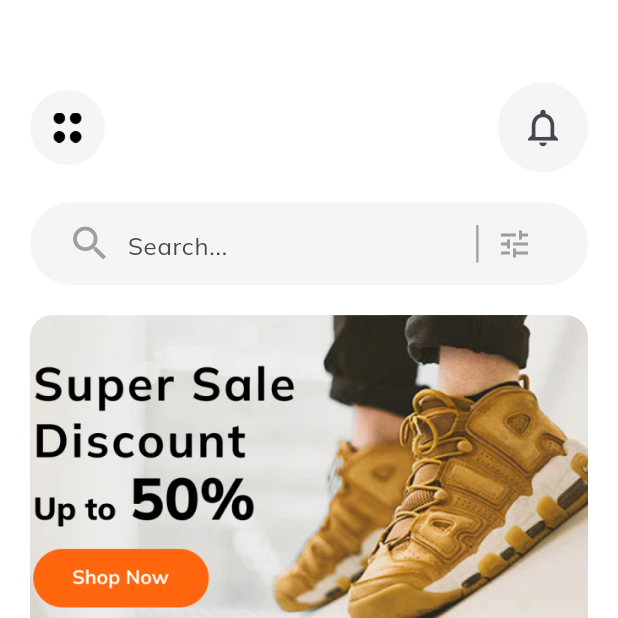
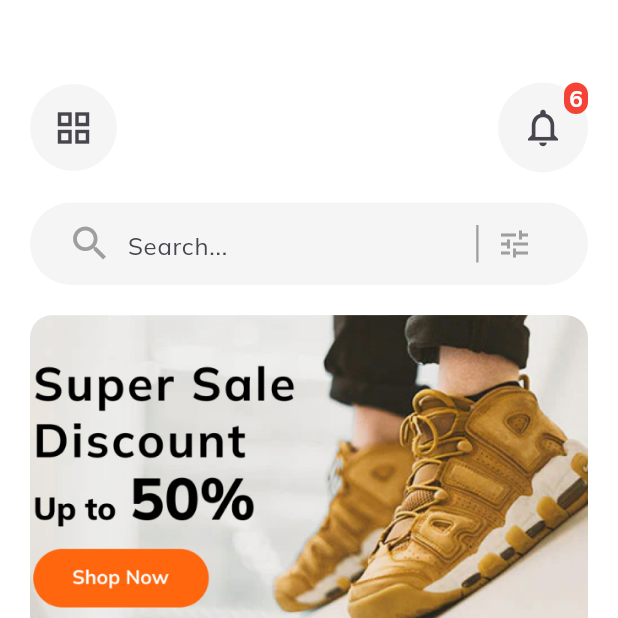
Before and after one commit to erikamagnaye/mobile_app, a Flutter app: the screen it shows after launch, on a phone screen of 412 x 824 dp, the top half of it. Run offline on Flutter 3.47's test engine with Material 3 defaults, Android fonts, the phone set to English and light mode, and no system bars; our stand-ins replace google_fonts.

Commit message:
notoification number

```diff
--- a/lib/screens/Home/Widget/home_app_bar.dart
+++ b/lib/screens/Home/Widget/home_app_bar.dart
@@ -1,5 +1,4 @@
 import 'package:flutter/material.dart';
-
 import '../../../constants.dart';
 
 class CustomAppBar extends StatelessWidget {
@@ -18,11 +17,11 @@ class CustomAppBar extends StatelessWidget {
             padding: const EdgeInsets.all(15),
           ),
           onPressed: () {},
-          icon: Image.asset(
-            "images/icon.png",
-            height: 20,
+          iconSize: 28,
+          icon: const Icon(Icons.grid_view_outlined),
         ),
-        ),
+        Stack(
+          children: [
             IconButton(
               style: IconButton.styleFrom(
                 backgroundColor: kcontentColor,
@@ -32,6 +31,30 @@ class CustomAppBar extends StatelessWidget {
               iconSize: 30,
               icon: const Icon(Icons.notifications_outlined),
             ),
+            Positioned(
+              right: 0,
+              child: Container(
+                decoration: BoxDecoration(
+                  color: Colors.red,
+                  borderRadius: BorderRadius.circular(10),
+                ),
+                constraints: BoxConstraints(
+                  minWidth: 16,
+                  minHeight: 16,
+                ),
+                child: Text(
+                  '6',
+                  style: TextStyle(
+                    color: Colors.white,
+                    fontSize: 15,
+                    fontWeight: FontWeight.bold,
+                  ),
+                  textAlign: TextAlign.center,
+                ),
+              ),
+            ),
+          ],
+        ),
       ],
     );
   }
--- a/lib/screens/nav_bar_screen.dart
+++ b/lib/screens/nav_bar_screen.dart
@@ -4,7 +4,7 @@ import 'package:mobile_app/screens/Home/home_screen.dart';
 import 'package:mobile_app/screens/Profile/profile.dart';
 import 'package:flutter/material.dart';
 import 'Favorite/favorite.dart';
-import 'ProductGridScreen.dart'; // Import the new screen
+import 'Must/studGrid.dart'; // Import the new screen
 
 class BottomNavBar extends StatefulWidget {
   const BottomNavBar({super.key});
@@ -16,7 +16,7 @@ class BottomNavBar extends StatefulWidget {
 class _BottomNavBarState extends State<BottomNavBar> {
   int currentIndex = 2;
   List screens = const [
-    ProductGridScreen(), // Use the new screen here
+    studGrid (),
     Favorite(),
     HomeScreen(),
     CartScreen(),
```
Also changed, not shown: lib/screens/Must/studGrid.dart (renamed from lib/screens/ProductGridScreen.dart, +11 -8 lines). Lines whose indentation alone changed are shown as unchanged.
